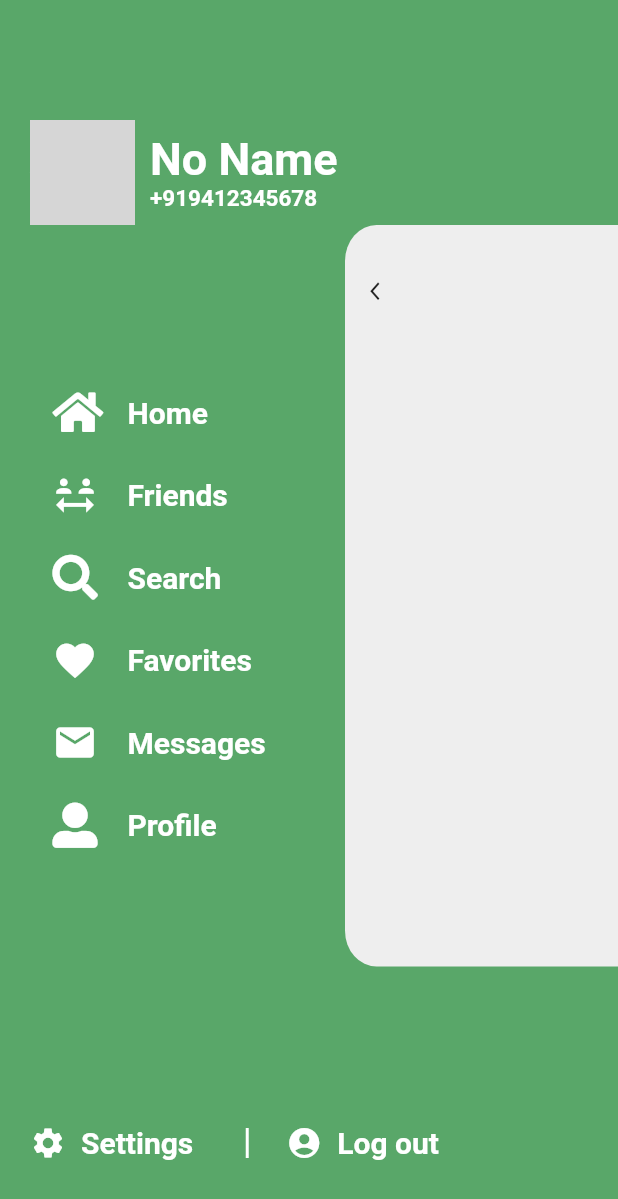
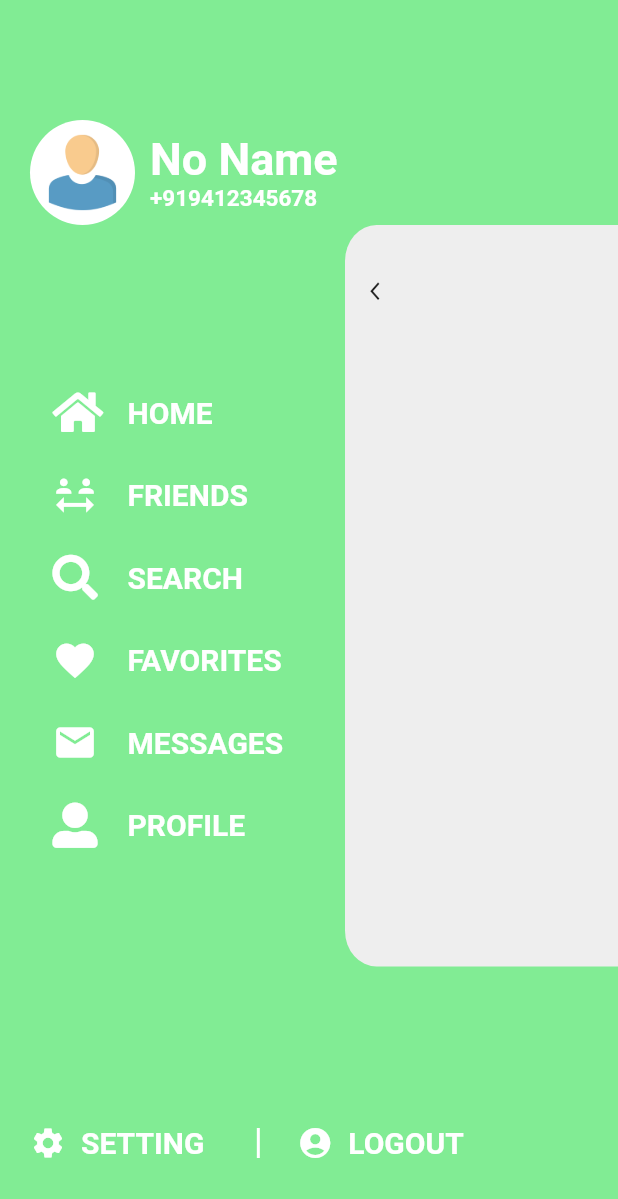
Before and after one commit to SanjaySinghGangwar/social, a Flutter app: the screen it shows after launch, after a tap on the "menu" icon, on a phone screen of 412 x 824 dp. Shown: the top 1199 px of the screen. Run offline on Flutter 3.47's test engine with Material 2 defaults, Android fonts, the phone set to English and light mode, and no system bars; our stand-ins replace font_awesome_flutter; grey boxes are pictures that could not be loaded.

Commit message:
Stable till user ui

```diff
--- a/lib/Drawer/configuration.dart
+++ b/lib/Drawer/configuration.dart
@@ -1,42 +1,15 @@
 import 'package:flutter/material.dart';
 import 'package:font_awesome_flutter/font_awesome_flutter.dart';
 
-Color primaryGreen = const Color(0xff59a769);
 List<BoxShadow> shadowList = [
   const BoxShadow(color: Colors.grey, blurRadius: 30, offset: Offset(0, 10))
 ];
 
-List<Map> categories = [
-  {'name': 'Cats', 'iconPath': 'images/cat.png'},
-  {'name': 'Dogs', 'iconPath': 'images/dog.png'},
-  {'name': 'Bunnies', 'iconPath': 'images/rabbit.png'},
-  {'name': 'Parrots', 'iconPath': 'images/parrot.png'},
-  {'name': 'Horses', 'iconPath': 'images/horse.png'}
+List<Map> drawerItems = [
+  {'icon': FontAwesomeIcons.home, 'title': 'HOME'},
+  {'icon': Icons.social_distance, 'title': 'FRIENDS'},
+  {'icon': FontAwesomeIcons.search, 'title': 'SEARCH'},
+  {'icon': Icons.favorite, 'title': 'FAVORITES'},
+  {'icon': Icons.mail, 'title': 'MESSAGES'},
+  {'icon': FontAwesomeIcons.userAlt, 'title': 'PROFILE'},
 ];
-
-List<Map> drawerItems=[
-  {
-    'icon': FontAwesomeIcons.home,
-    'title' : 'Home'
-  },
-  {
-    'icon': Icons.social_distance,
-    'title' : 'Friends'
-  },
-  {
-    'icon': FontAwesomeIcons.search,
-    'title' : 'Search'
-  },
-  {
-    'icon': Icons.favorite,
-    'title' : 'Favorites'
-  },
-  {
-    'icon': Icons.mail,
-    'title' : 'Messages'
-  },
-  {
-    'icon': FontAwesomeIcons.userAlt,
-    'title' : 'Profile'
-  },
-];
--- a/lib/Drawer/drawer_screen.dart
+++ b/lib/Drawer/drawer_screen.dart
@@ -1,4 +1,5 @@
 import 'package:flutter/material.dart';
+import 'package:social/Utils/mUtils.dart';
 
 import 'configuration.dart';
 
@@ -13,7 +14,7 @@ class _DrawerScreenState extends State<DrawerScreen> {
   @override
   Widget build(BuildContext context) {
     return Container(
-      color: primaryGreen,
+      color: mUtils.mColor,
       padding: const EdgeInsets.only(top: 80, bottom: 50, left: 20),
       child: Column(
         mainAxisAlignment: MainAxisAlignment.spaceBetween,
@@ -23,8 +24,7 @@ class _DrawerScreenState extends State<DrawerScreen> {
               const CircleAvatar(
                 backgroundColor: Colors.white,
                 radius: 35,
-                backgroundImage: NetworkImage(
-                    'https://w7.pngwing.com/pngs/340/956/png-transparent-profile-user-icon-computer-icons-user-profile-head-ico-miscellaneous-black-desktop-wallpaper.png'),
+                backgroundImage: AssetImage('assets/images/user.png'),
               ),
               const SizedBox(
                 width: 10,
@@ -90,7 +90,7 @@ class _DrawerScreenState extends State<DrawerScreen> {
                 const Padding(
                   padding: EdgeInsets.only(right: 25.0),
                   child: Text(
-                    'Settings',
+                    'SETTING',
                     style: TextStyle(
                         fontSize: 20,
                         color: Colors.white,
@@ -116,7 +116,7 @@ class _DrawerScreenState extends State<DrawerScreen> {
                   width: 10,
                 ),
                 const Text(
-                  'Log out',
+                  'LOGOUT',
                   style: TextStyle(
                       fontSize: 20,
                       color: Colors.white,
--- a/lib/Utils/mUtils.dart
+++ b/lib/Utils/mUtils.dart
@@ -0,0 +1,5 @@
+import 'dart:ui';
+
+class mUtils{
+  static Color mColor=Color(0xff81ec94);
+}
--- a/lib/main.dart
+++ b/lib/main.dart
@@ -1,5 +1,4 @@
 import 'package:flutter/material.dart';
-import 'package:flutter/services.dart';
 
 import 'Splash.dart';
 
@@ -12,11 +11,8 @@ class MyApp extends StatelessWidget {
 
   @override
   Widget build(BuildContext context) {
-    return MaterialApp(
-      theme: ThemeData(
-        primarySwatch: Colors.green,
-      ),
-      home: const Splash(),
+    return const MaterialApp(
+      home: Splash(),
     );
   }
 }
```
Also changed, not shown: assets/images/user.png (added).
